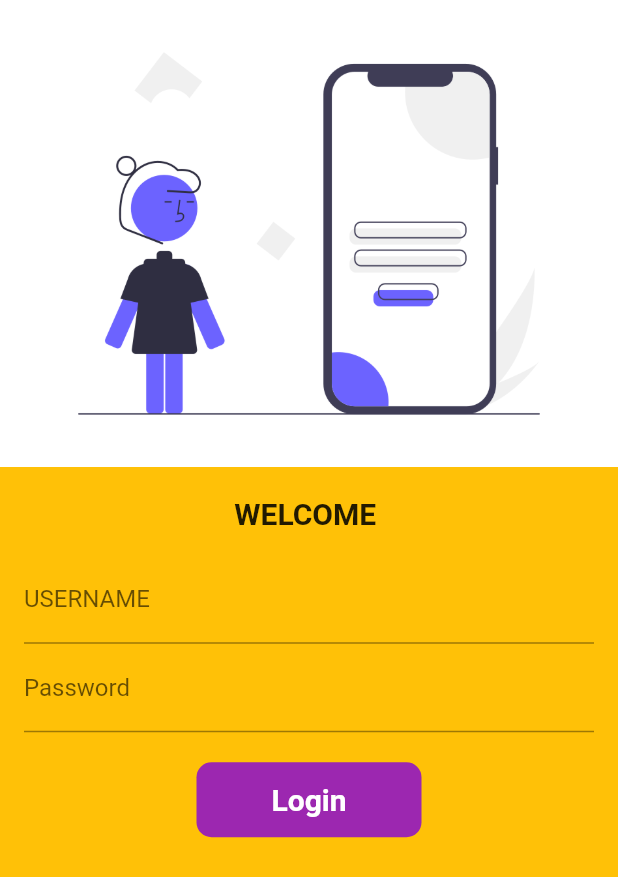
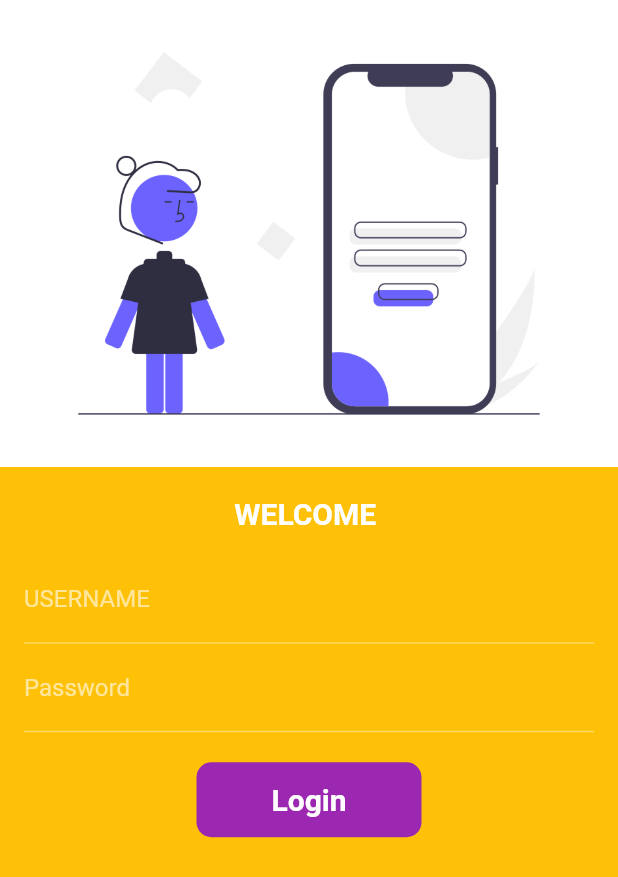
Before and after one commit to Decimator/project_notes_app, a Flutter app: the screen it shows after launch, on a phone screen of 412 x 824 dp. Shown: the top 877 px of the screen. Run offline on Flutter 3.47's test engine with Material 2 defaults, Android fonts, the phone set to English and light mode, and no system bars; our stand-ins replace firebase_core; accounts and stored records are empty.

```diff
--- a/lib/main.dart
+++ b/lib/main.dart
@@ -2,8 +2,13 @@ import 'package:flutter/material.dart';
 import 'package:untitled1/pages/home_page.dart';
 import 'package:untitled1/pages/login.dart';
 import 'package:untitled1/utilities/routes.dart';
+import 'package:firebase_core/firebase_core.dart';
 
-void main() {
+Future<void> main() async {
+  WidgetsFlutterBinding.ensureInitialized();
+  await Firebase.initializeApp();
+
+
   runApp(MyApp());
 }
 
@@ -17,13 +22,9 @@ class MyApp extends StatelessWidget {
     return  MaterialApp(
       //home: home_page(),
       themeMode: ThemeMode.light,
-      theme: ThemeData(
-        primarySwatch:Colors.purple
+      theme: ThemeData.dark().copyWith(
+        primaryColor: Colors.white,
       ),
-      darkTheme: ThemeData(
-        brightness: Brightness.dark
-
-      ) ,
 
       routes: {
         "/": (context)=>login(),
```
Also changed, not shown: pubspec.yaml (+7 -0 lines), pubspec.lock, 3 other files.
